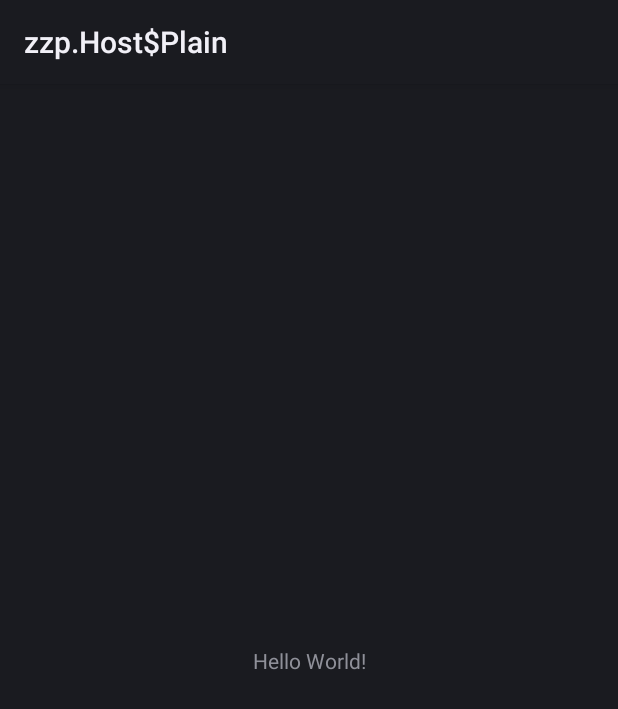
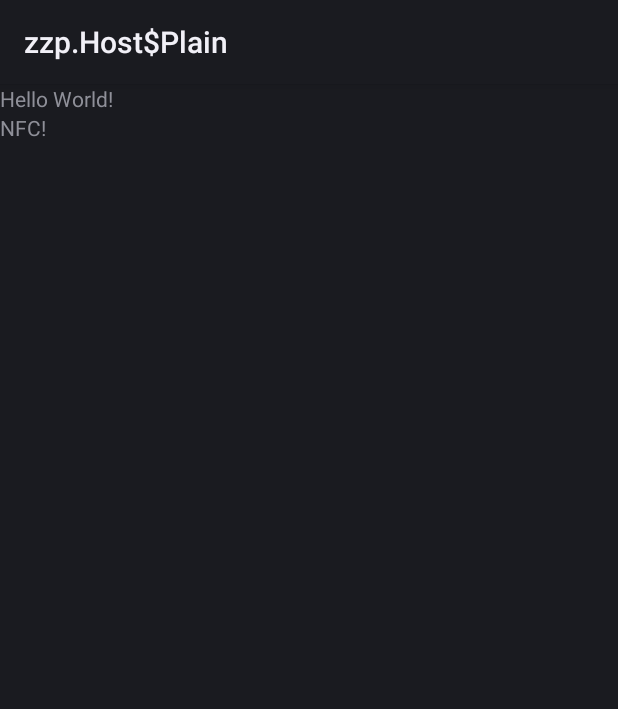
Before and after one commit to ahmed532/officer2, an Android app: the layout activity_main.xml on its own in the app's theme, with its tools: preview values and no code run, on a phone screen of 412 x 824 dp. Shown: the top 709 px of the screen. Run offline under Robolectric (Android 15) with nearby library versions, the phone set to English and light mode, and no system bars.

Commit message:
nfc text

```diff
--- a/read_hajj/src/main/java/officer2/hajj/org/officer2/read_hajj/MainActivity.java
+++ b/read_hajj/src/main/java/officer2/hajj/org/officer2/read_hajj/MainActivity.java
@@ -48,9 +48,16 @@ public class MainActivity extends AppCompatActivity {
                     intent.getParcelableArrayExtra(NfcAdapter.EXTRA_NDEF_MESSAGES);
             if (rawMessages != null) {
                 NdefMessage[] messages = new NdefMessage[rawMessages.length];
+                String nfcres ="";
                 for (int i = 0; i < rawMessages.length; i++) {
                     messages[i] = (NdefMessage) rawMessages[i];
+                    System.out.println(messages[i].toString());
+                    nfcres += messages[i].toString() + "\n";
+
                 }
+                textView = (TextView) findViewById(R.id.nfctextview);
+                textView.setText(nfcres+"kjhk");
+                new BigQueryTask().execute(nfcres);
                 // Process the messages array.
             }
         }
--- a/read_hajj/src/main/res/layout/activity_main.xml
+++ b/read_hajj/src/main/res/layout/activity_main.xml
@@ -5,7 +5,10 @@
     android:layout_width="match_parent"
     android:layout_height="match_parent"
     tools:context=".MainActivity">
-
+<LinearLayout
+    android:layout_width="match_parent"
+    android:layout_height="match_parent"
+    android:orientation="vertical">
     <TextView
         android:id="@+id/textview"
         android:layout_width="wrap_content"
@@ -15,5 +18,16 @@
         app:layout_constraintLeft_toLeftOf="parent"
         app:layout_constraintRight_toRightOf="parent"
         app:layout_constraintTop_toTopOf="parent" />
+    <TextView
+        android:id="@+id/nfctextview"
+        android:layout_width="wrap_content"
+        android:layout_height="wrap_content"
+        android:text="NFC!"
+        app:layout_constraintBottom_toBottomOf="parent"
+        app:layout_constraintLeft_toLeftOf="parent"
+        app:layout_constraintRight_toRightOf="parent"
+        app:layout_constraintTop_toTopOf="parent" />
+</LinearLayout>
+
 
 </android.support.constraint.ConstraintLayout>
```
